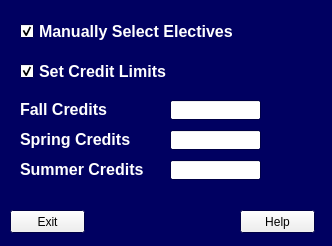
First picture: the form in UI_code/Project_Settings_GUI_QT.ui, repository MrReBot/CPSC_4175_Course_Project, before the edit.
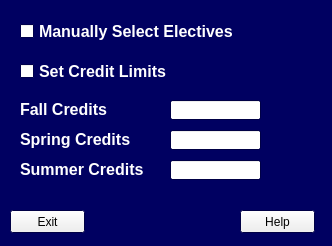
Second picture: the form after the edit.

Commit message: Updated UI functionality - needs more testing

What changed in the file:
```diff
--- a/UI_code/Project_Settings_GUI_QT.ui
+++ b/UI_code/Project_Settings_GUI_QT.ui
@@ -78,6 +78,9 @@
    <string>Settings</string>
   </property>
   <widget class="QCheckBox" name="Manual_selection_checkBox">
+   <property name="enabled">
+    <bool>true</bool>
+   </property>
    <property name="geometry">
     <rect>
      <x>20</x>
@@ -135,7 +138,7 @@
     <string>Manually Select Electives</string>
    </property>
    <property name="checked">
-    <bool>true</bool>
+    <bool>false</bool>
    </property>
   </widget>
   <widget class="QCheckBox" name="Set_credit_limits_checkBox">
@@ -196,7 +199,7 @@
     <string>Set Credit Limits</string>
    </property>
    <property name="checked">
-    <bool>true</bool>
+    <bool>false</bool>
    </property>
   </widget>
   <widget class="QLabel" name="Fall_credits_lbl">
```
The commit also changes 4 other files.
